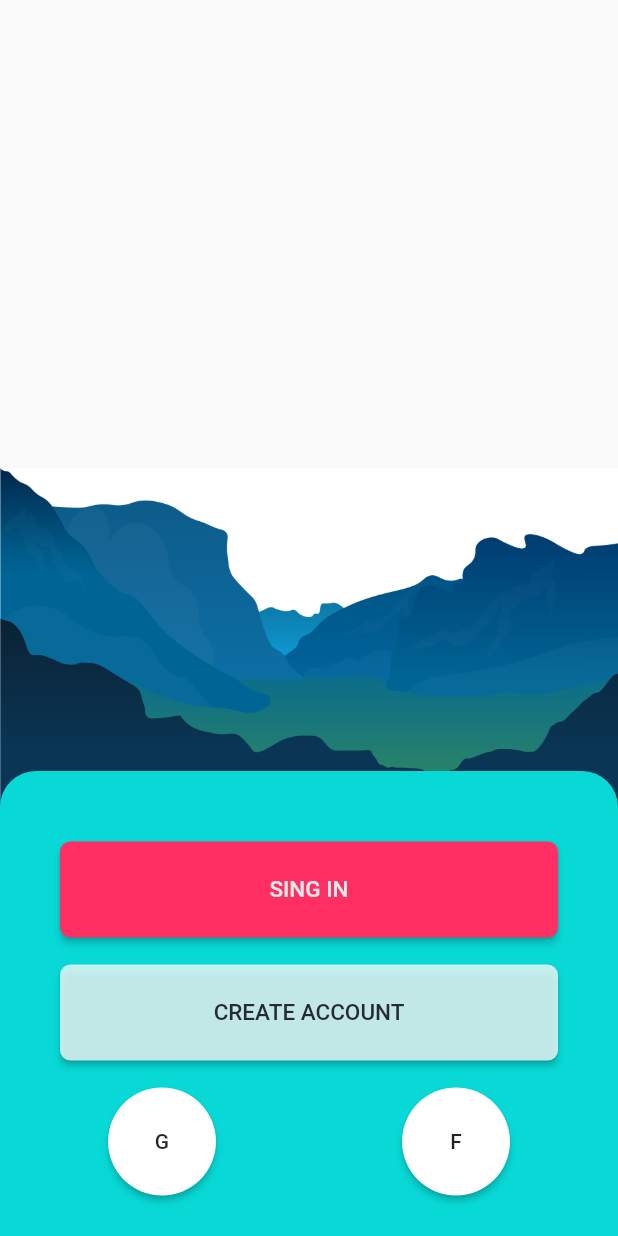
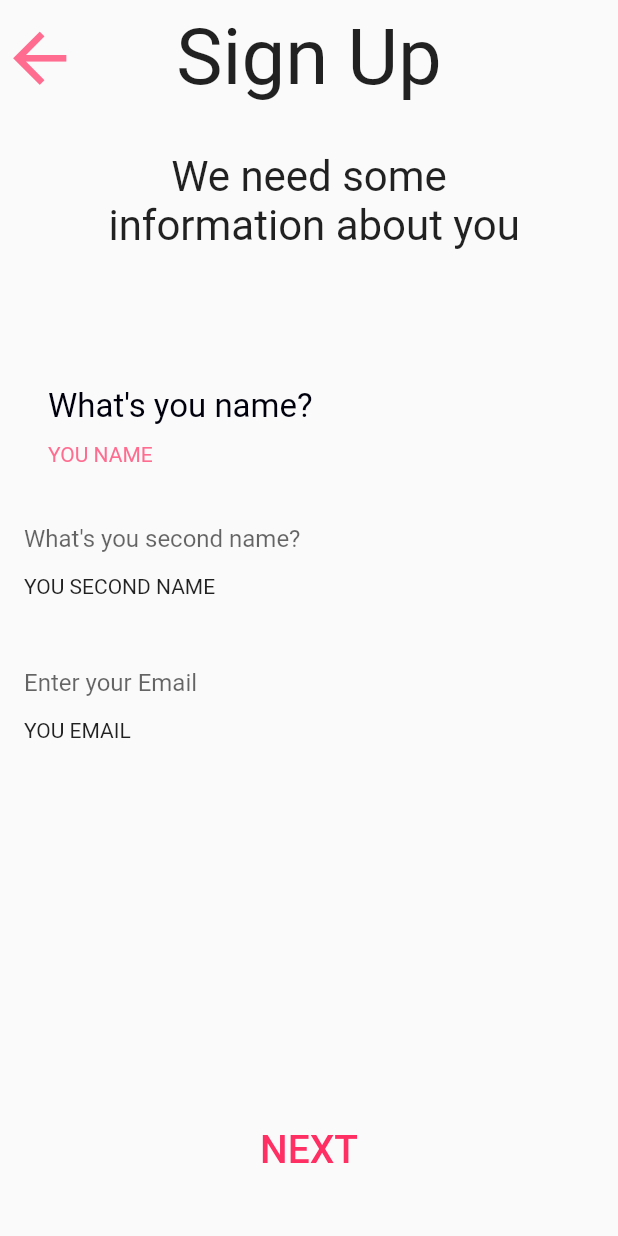
Before and after one commit to corpts/travel_scheduler_mobile, a Flutter app: the screen it shows after launch, on a phone screen of 412 x 824 dp. Run offline on Flutter 3.47's test engine with Material 2 defaults, Android fonts, the phone set to English and light mode, and no system bars; our stand-ins replace hexcolor; statements that could not run were skipped.

Commit message:
Add sign_up page.

```diff
--- a/lib/main.dart
+++ b/lib/main.dart
@@ -2,6 +2,7 @@ import 'package:flutter/material.dart';
 import 'package:flutter/services.dart';
 
 import 'pages/login/start_page.dart';
+import 'pages/login/sign_up.dart';
 import 'pages/menu/menu.dart';
 
 
@@ -16,11 +17,12 @@ class MyApp extends StatelessWidget {
     SystemChrome.setEnabledSystemUIOverlays ([]);
     return MaterialApp(
       title: 'Flutter Demo',
-      initialRoute: '/login_start',
+      initialRoute: '/sign_up',
       routes: {
         '/' : (context) => MyHomePage(title: 'Flutter Demo Home Page'),
         '/login_start': (context) => StartPage(),
         '/menu': (context) => MenuPage(),
+        '/sign_up': (context) => SignUpPage(),
       }
     );
   }
--- /dev/null
+++ b/lib/pages/login/sign_up.dart
@@ -0,0 +1,224 @@
+import 'package:flutter/material.dart';
+import 'package:travel_scheduler/ext/color.dart' as ext;
+
+class SignUpPage extends StatefulWidget{
+
+
+  @override
+  _SignUpPageState createState() => _SignUpPageState();
+}
+
+class _SignUpPageState extends State<SignUpPage> with SingleTickerProviderStateMixin {
+  AnimationController _controller;
+  Animation _animation;
+  FocusNode _focusNode = FocusNode();
+
+  @override
+  void initState() {
+    super.initState();
+    _controller = AnimationController(vsync: this, duration: Duration(milliseconds: 300));
+    _animation = Tween(begin: 300.0, end: 50.0).animate(_controller)
+      ..addListener(() {
+        setState(() {});
+      });
+  }
+
+  @override
+  Widget build(BuildContext context) {
+    return Stack(
+      children: [
+        Scaffold(
+          resizeToAvoidBottomInset: true,
+          bottomNavigationBar: Padding(
+            padding: const EdgeInsets.only(bottom: 34),
+            child: MaterialButton(
+              onPressed: (){},
+              child: Text(
+                'NEXT',
+                textAlign: TextAlign.center,
+                style: TextStyle(
+                    color: ext.ColorProvider.redPrimary,
+                    fontSize: 26
+                ),
+              ),
+            ),
+          ),
+          body: GestureDetector(
+            behavior: HitTestBehavior.opaque,
+            onTap: () {
+              FocusScope.of(context).unfocus();
+            },
+            child: ListView(
+//              physics: const NeverScrollableScrollPhysics(),
+//              primary: false,
+              children: [
+                Column(
+                  children: [
+                    // Top bar
+                    Padding(
+                      padding: const EdgeInsets.symmetric(vertical: 8),
+                      child: Row(
+                        mainAxisAlignment: MainAxisAlignment.spaceAround,
+                        children: [
+                          Expanded(
+                            flex: 1,
+                            child: Container(
+                              child: Row(
+                                children: [
+                                  InkWell(
+                                    child: Icon(
+                                      Icons.arrow_back,
+                                      size: 53,
+                                      color: ext.ColorProvider.redLight,
+                                    ),
+                                    onTap: () {},
+                                    customBorder: CircleBorder(),
+                                  ),
+                                ],
+                              ),
+                            ),
+                          ),
+                          Expanded(
+                            flex: 2,
+                            child: Text(
+                              "Sign Up",
+                              textAlign: TextAlign.center,
+                              style: TextStyle(
+                                fontSize: 52
+                              ),
+                            ),
+                          ),
+                          Expanded(
+                            flex: 1,
+                            child: Container(),
+                          )
+                        ],
+                      ),
+                    ),
+                    // Lable
+                    Padding(
+                      padding: const EdgeInsets.symmetric(vertical: 24),
+                      child: Text(
+                          "We need some\n information about you",
+                        textAlign: TextAlign.center,
+                        style: TextStyle(
+                          fontSize: 28,
+                        ),
+                      ),
+                    ),
+                    // Inputs
+                    SignUpFields(),
+                  ],
+                ),
+              ],
+            ),
+          ),
+        ),
+//        Container(
+//          child: Image(
+//              image: AssetImage("assets/login_signup.png"),
+//              color: Color.fromRGBO(255, 255, 255, 0.5),
+//              colorBlendMode: BlendMode.modulate,
+//              height: double.infinity,
+//              width: double.infinity,
+//              fit: BoxFit.cover
+//          ),
+//        )
+      ],
+    );
+  }
+}
+
+class SignUpFields extends StatefulWidget{
+  final TextEditingController nameController;
+  final TextEditingController sNameController;
+  final TextEditingController emailController;
+
+  const SignUpFields({
+    Key key,
+    this.nameController,
+    this.sNameController,
+    this.emailController
+  }) : super(key: key);
+
+  @override
+  State<StatefulWidget> createState() => SignUpFieldsState();
+
+}
+
+class SignUpFieldsState extends State<SignUpFields>{
+  @override
+  Widget build(BuildContext context) {
+    return Container(
+      child: Form(
+        child: Column(
+          children: [
+            Padding(
+              padding: const EdgeInsets.all(8.0),
+              child: Padding(
+                padding: const EdgeInsets.fromLTRB(24, 48, 0, 0),
+                child: Column(
+                  crossAxisAlignment: CrossAxisAlignment.start,
+                  children: [
+                    TextFormField(
+                      style: TextStyle(
+                          fontSize: 22,
+                          color: ext.ColorProvider.blackDark
+                      ),
+                      decoration: InputDecoration(
+                        contentPadding: EdgeInsets.all(0),
+                          border: InputBorder.none,
+                          hintText: "What's you name?",
+                          hintStyle: TextStyle(
+                            fontSize: 22,
+                            color: ext.ColorProvider.blackDark
+                          )
+                      ),
+                    ),
+                    Text(
+                      'YOU NAME',
+                      style: TextStyle(
+                          fontSize: 14,
+                          color: ext.ColorProvider.redLight
+                      ),
+                    ),
+                  ],
+                ),
+              ),
+            ),
+            Padding(
+              padding: const EdgeInsets.all(16.0),
+              child: Column(
+                crossAxisAlignment: CrossAxisAlignment.start,
+                children: [
+                  TextFormField(
+                    decoration: InputDecoration(
+                        border: InputBorder.none,
+                        hintText: "What's you second name?"
+                    ),
+                  ),
+                  Text('YOU SECOND NAME'),
+                ],
+              ),
+            ),
+            Padding(
+              padding: const EdgeInsets.all(16.0),
+              child: Column(
+                crossAxisAlignment: CrossAxisAlignment.start,
+                children: [
+                  TextFormField(
+                    decoration: InputDecoration(
+                        border: InputBorder.none,
+                        hintText: "Enter your Email"
+                    ),
+                  ),
+                  Text('YOU EMAIL'),
+                ],
+              ),
+            ),
+          ],
+        ),
+      ),
+    );
+  }
+}
--- a/pubspec.yaml
+++ b/pubspec.yaml
@@ -49,6 +49,7 @@ flutter:
   assets:
     - assets/login.png
     - assets/backgroundmountain.png
+    - assets/login_signup.png
   #   - images/a_dot_ham.jpeg
 
   # An image asset can refer to one or more resolution-specific "variants", see
```
Also changed, not shown: assets/login_signup.png (added).
